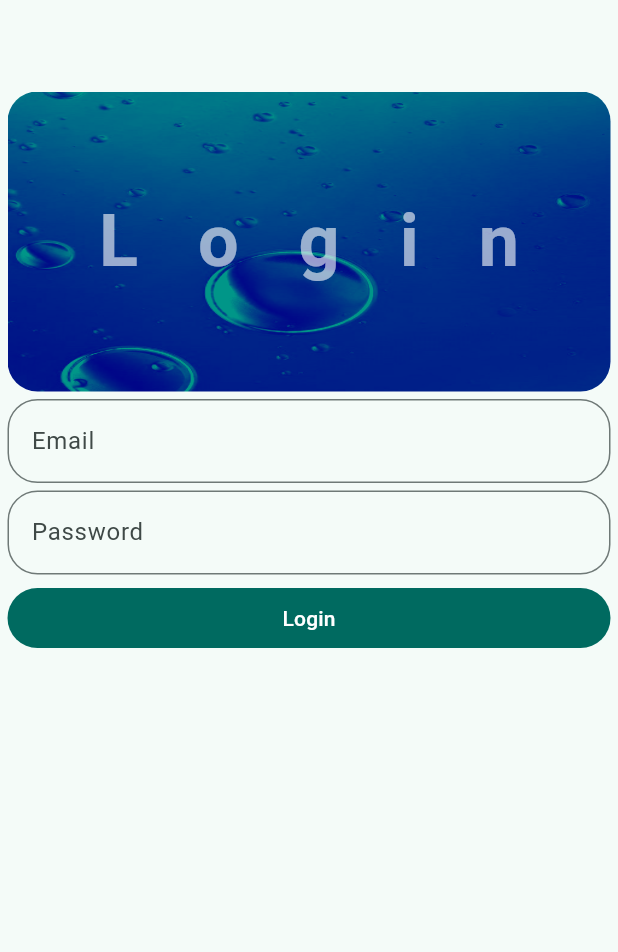
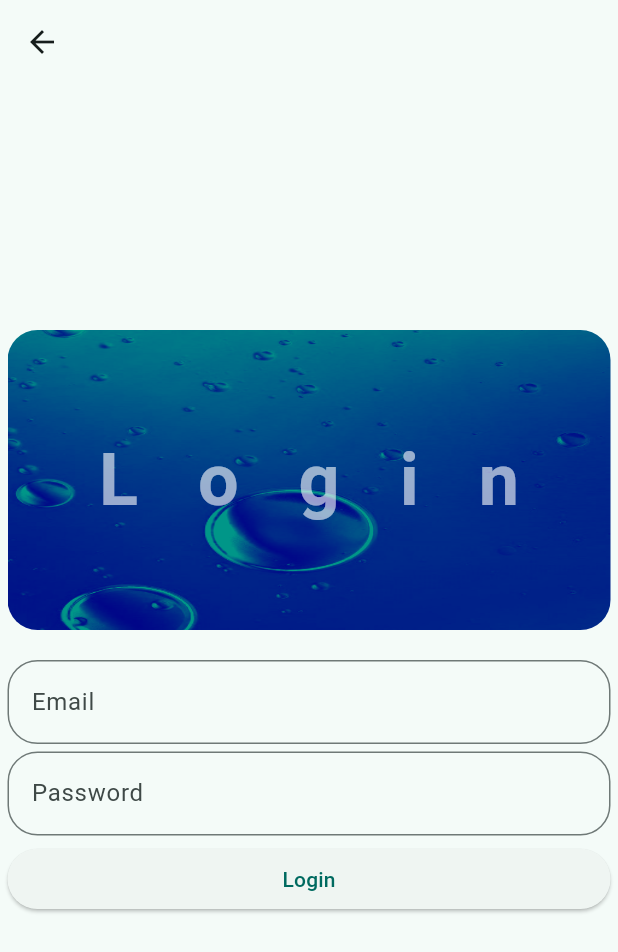
Before and after one commit to macwindow10/ultimate_flutter_app, a Flutter app: the screen it shows after launch, after a tap on "Get Started", on a phone screen of 412 x 824 dp. Shown: the top 952 px of the screen. Run offline on Flutter 3.47's test engine with Material 3 defaults, Android fonts, the phone set to English and light mode, and no system bars; our stand-ins replace lottie.

Commit message:
handle mobile screen rotation

```diff
--- a/lib/views/pages/home_page.dart
+++ b/lib/views/pages/home_page.dart
@@ -8,6 +8,7 @@ class HomePage extends StatelessWidget {
   @override
   Widget build(BuildContext context) {
     return SingleChildScrollView(
+      child: SingleChildScrollView(
         child: Padding(
           padding: EdgeInsets.all(20.0),
           child: Column(
@@ -35,6 +36,7 @@ class HomePage extends StatelessWidget {
             ],
           ),
         ),
+      ),
     );
   }
 }
--- a/lib/views/pages/login_page.dart
+++ b/lib/views/pages/login_page.dart
@@ -12,6 +12,8 @@ class LoginPage extends StatefulWidget {
 class _LoginPageState extends State<LoginPage> {
   TextEditingController controllerEmail = TextEditingController();
   TextEditingController controllerPassword = TextEditingController();
+  String confirmedEmail = '123';
+  String confirmedPassword = '456';
 
   @override
   void initState() {
@@ -31,15 +33,18 @@ class _LoginPageState extends State<LoginPage> {
   Widget build(BuildContext context) {
     return Scaffold(
       appBar: AppBar(),
-      body: Padding(
+      body: Center(
+        child: SingleChildScrollView(
+          child: Padding(
             padding: EdgeInsets.all(5.0),
             child: Column(
+              mainAxisAlignment: MainAxisAlignment.center,
               children: [
                 HeroWidget(
                   title: 'Login',
                 ),
                 SizedBox(
-              height: 5.0,
+                  height: 20.0,
                 ),
                 TextField(
                   controller: controllerEmail,
@@ -67,21 +72,31 @@ class _LoginPageState extends State<LoginPage> {
                 SizedBox(
                   height: 5.0,
                 ),
-            FilledButton(
+                ElevatedButton(
                   onPressed: () {
+                    onLoginPressed();
+                  },
+                  style: ElevatedButton.styleFrom(
+                      minimumSize: Size(double.infinity, 40.0)),
+                  child: Text('Login'),
+                ),
+                SizedBox(height: 50),
+              ],
+            ),
+          ),
+        ),
+      ),
+    );
+  }
+
+  void onLoginPressed() {
+    if (confirmedEmail == controllerEmail.text &&
+        confirmedPassword == controllerPassword.text) {
       Navigator.pushReplacement(context, MaterialPageRoute(
         builder: (context) {
           return WidgetTree();
         },
       ));
-              },
-              style: FilledButton.styleFrom(
-                  minimumSize: Size(double.infinity, 40.0)),
-              child: Text('Login'),
-            )
-          ],
-        ),
-      ),
-    );
     }
   }
+}
--- a/lib/views/pages/welcome_page.dart
+++ b/lib/views/pages/welcome_page.dart
@@ -9,9 +9,12 @@ class WelcomePage extends StatelessWidget {
   @override
   Widget build(BuildContext context) {
     return Scaffold(
-      body: Padding(
+      body: Center(
+        child: SingleChildScrollView(
+          child: Padding(
             padding: const EdgeInsets.all(20.0),
-        child: Column(mainAxisAlignment: MainAxisAlignment.center, children: [
+            child:
+                Column(mainAxisAlignment: MainAxisAlignment.center, children: [
               // HeroWidget(),
               Lottie.asset('assets/lotties/background_02.json',
                   height: 400, width: double.infinity),
@@ -29,7 +32,7 @@ class WelcomePage extends StatelessWidget {
               ),
               FilledButton(
                 onPressed: () {
-              Navigator.pushReplacement(context, MaterialPageRoute(
+                  Navigator.push(context, MaterialPageRoute(
                     builder: (context) {
                       return LoginPage();
                     },
@@ -41,7 +44,7 @@ class WelcomePage extends StatelessWidget {
               ),
               TextButton(
                   onPressed: () {
-                Navigator.pushReplacement(context, MaterialPageRoute(
+                    Navigator.push(context, MaterialPageRoute(
                       builder: (context) {
                         return LoginPage();
                       },
@@ -52,6 +55,8 @@ class WelcomePage extends StatelessWidget {
                   child: Text('Login'))
             ]),
           ),
+        ),
+      ),
     );
   }
 }
```
Lines whose indentation alone changed are shown as unchanged.
